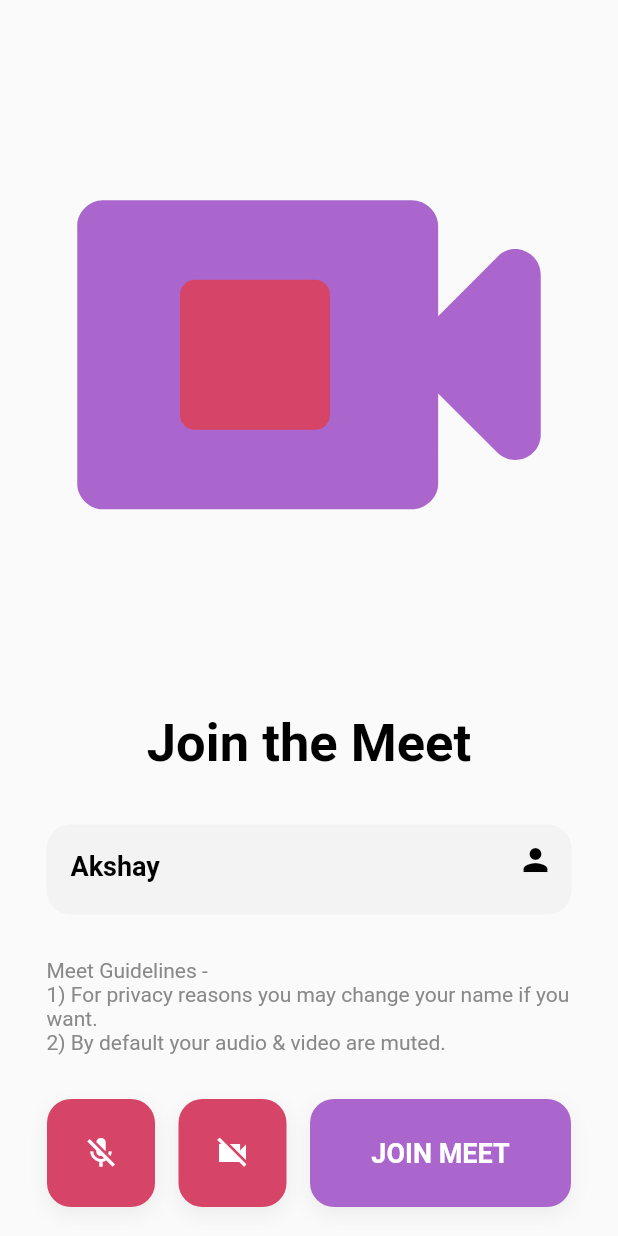
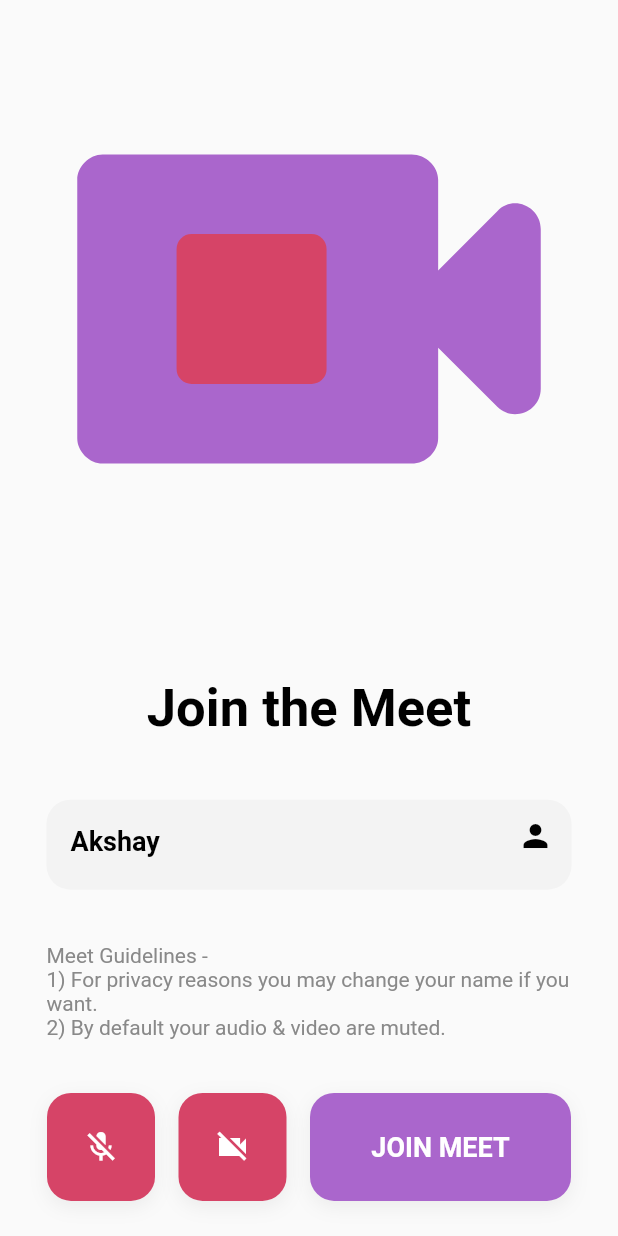
Before and after one commit to Mr-Ashitey/ArchMeet-Demo, a Flutter app: the screen it shows after launch, on a phone screen of 412 x 824 dp. Run offline on Flutter 3.47's test engine with Material 2 defaults, Android fonts, the phone set to English and light mode, and no system bars; missing offline and left inert: jitsi_meet.

Commit message:
UI update

```diff
--- a/lib/video.dart
+++ b/lib/video.dart
@@ -1,7 +1,6 @@
 import 'dart:io';
 import 'package:flutter/foundation.dart';
 import 'package:flutter/material.dart';
-// import 'package:jitsi_meet/feature_flag/feature_flag.dart';
 import 'package:jitsi_meet/jitsi_meet.dart';
 import 'package:jitsi_meet/room_name_constraint.dart';
 import 'package:jitsi_meet/room_name_constraint_type.dart';
@@ -23,7 +22,7 @@ class VideoCallState extends State<VideoCall> {
   late TextEditingController emailText;
 
   // Self-explainable bools
-  var isAudioOnly = true;
+  var isAudioOnly = false;
   var isAudioMuted = true;
   var isVideoMuted = true;
 
@@ -68,23 +67,6 @@ class VideoCallState extends State<VideoCall> {
           width: MediaQuery.of(context).size.width,
           child: Column(
             children: <Widget>[
-              const Spacer(flex: 59),
-              // Container(
-              //   child: Row(
-              //     mainAxisAlignment: MainAxisAlignment.spaceBetween,
-              //     children: [
-              //       IconButton(
-              //           icon: Icon(
-              //               Icons.arrow_left), //Import any icon, which you want
-              //           color: Colors.black.withOpacity(0.3),
-              //           onPressed: () {
-              //             Navigator.pop(context);
-              //           }),
-              //     ],
-              //   ),
-              //   margin: EdgeInsets.fromLTRB(32, 0, 32, 0),
-              // ),
-              const Spacer(flex: 1),
               Stack(
                 alignment: Alignment.center,
                 children: [
@@ -92,10 +74,9 @@ class VideoCallState extends State<VideoCall> {
                     Icons.videocam_rounded,
                     size: MediaQuery.of(context).size.width,
                     color: const Color(0xffAA66CC),
-                    // fit: BoxFit.fitWidth,
                   ),
                   Positioned(
-                    left: 120,
+                    left: MediaQuery.of(context).size.width / 3.5,
                     child: Container(
                       height: 100,
                       width: 100,
```
